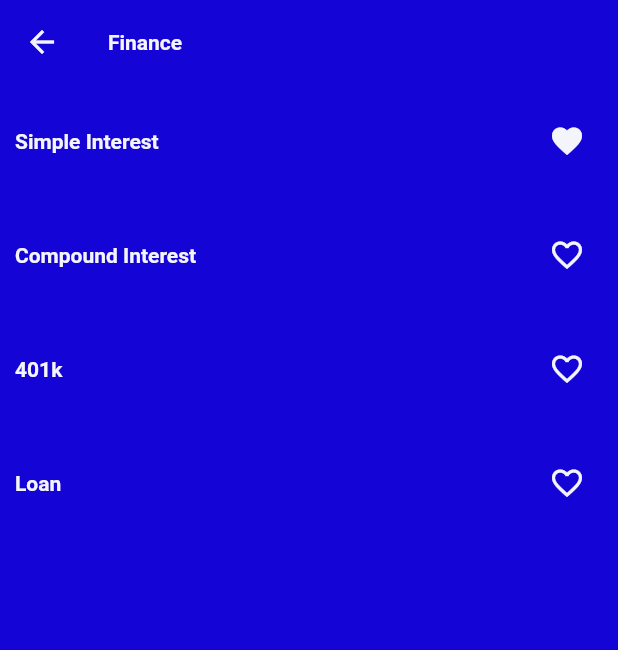
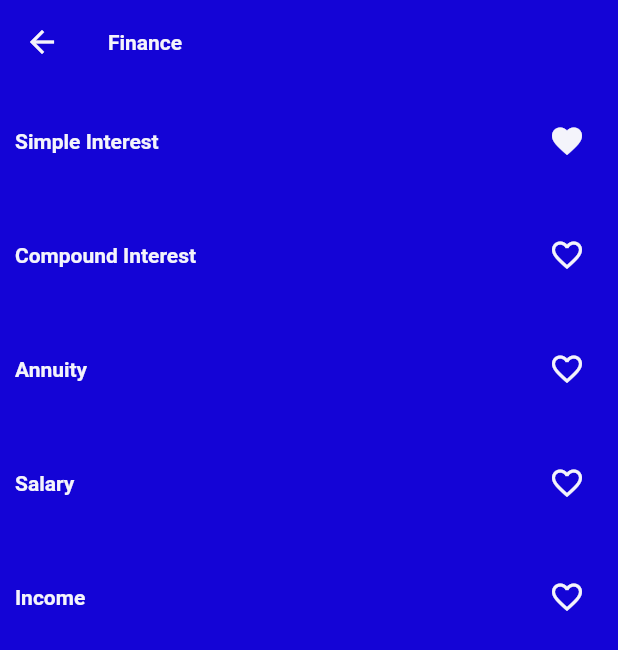
Before and after one commit to williamnkosi/swiss_army_calculator, a Flutter app: the FinanceListPage screen opened by its route, after a tap on the "favorite outline" icon, on a phone screen of 412 x 824 dp. Shown: the top 650 px of the screen. Run offline on Flutter 3.47's test engine with Material 3 defaults, Android fonts, the phone set to English and light mode, and no system bars; our stand-ins replace bloc, equatable, fl_chart, flutter_bloc, flutter_form_builder, form_builder_validators and 2 more.

Commit message:
Refactored code

```diff
--- a/assets/calculators.json
+++ b/assets/calculators.json
@@ -4,7 +4,7 @@
         "calculators": [
             {
                 "name": "Simple Interest",
-                "shortDesription": "Simple Interest is the interest calculated on the initial principal only.",
+                "shortDesription": "Simple interest is a method of calculating the interest on a loan or investment. It is called 'simple' because it is calculated only on the initial principal amount, without taking into account the accumulated interest from previous periods.",
                 "fullDescription": "Simple Interest is the interest calculated on the initial principal only. It is the percentage of the principal amount that is paid as an interest for the specified period by the borrower to the lender. Simple interest is generally applied over a time period other than a year, e.g., a month. Simple interest is calculated by multiplying the interest rate by the principal by the number of periods. Where, Interest = Principal * Rate of Interest * Time Period"
             },
             {
--- a/lib/app.dart
+++ b/lib/app.dart
@@ -57,7 +57,7 @@ class MyApp extends StatelessWidget {
                       builder: (context) => const FavoritesPage());
                 case '/finance':
                   return MaterialPageRoute(
-                      builder: (context) => const FinanceListPage());
+                      builder: (context) => FinanceListPage());
 
                 default:
                   // Handle unknown routes or provide a default page
--- a/lib/app_state/app_bloc/app_bloc.dart
+++ b/lib/app_state/app_bloc/app_bloc.dart
@@ -2,11 +2,8 @@ import 'package:bloc/bloc.dart';
 import 'package:flutter/material.dart';
 import 'package:freezed_annotation/freezed_annotation.dart';
 import 'package:swiss_army_calculator/services/theme_service/theme_service.dart';
-
-import '../../services/calculator_service.dart';
 import '../../services/locator_service.dart';
 import '../../services/theme_service/app_themes.dart';
-
 part 'app_event.dart';
 part 'app_state.dart';
 part 'app_bloc.freezed.dart';
@@ -19,7 +16,6 @@ class AppBloc extends Bloc<AppEvent, AppState> {
   }
 
   _onAppStart(AppStart event, emit) {
-    final myServiceInstance = getIt<CalculatorFactoryService>();
     emit(state.copyWith(theme: themeService.theme));
   }
 
--- a/lib/app_state/favorites_bloc/favorites_bloc.dart
+++ b/lib/app_state/favorites_bloc/favorites_bloc.dart
@@ -1,7 +1,6 @@
 import 'package:bloc/bloc.dart';
 import 'package:freezed_annotation/freezed_annotation.dart';
-
-import '../../models/calculator_types.dart';
+import 'package:swiss_army_calculator/models/calculators.dart';
 part 'favorites_event.dart';
 part 'favorites_bloc.freezed.dart';
 part 'favorites_state.dart';
@@ -15,7 +14,7 @@ class FavoritesBloc extends Bloc<FavoritesEvent, FavoritesState> {
   _onGetFavorites(GetFavorites event, emit) {}
   _onToggleFavorite(ToggleFavorite event, emit) {
     try {
-      List<FinanceCalculators> newList = List.from(state.favorites);
+      List<Calculator> newList = List.from(state.favorites);
       if (newList.contains(event.calculator)) {
         newList.remove(event.calculator);
       } else {
--- a/lib/app_state/favorites_bloc/favorites_event.dart
+++ b/lib/app_state/favorites_bloc/favorites_event.dart
@@ -5,5 +5,5 @@ class FavoritesEvent with _$FavoritesEvent {
   const factory FavoritesEvent.started() = _Started;
   const factory FavoritesEvent.getFavorites() = GetFavorites;
   const factory FavoritesEvent.toggleFavorite(
-      {required FinanceCalculators calculator}) = ToggleFavorite;
+      {required Calculator calculator}) = ToggleFavorite;
 }
--- a/lib/app_state/favorites_bloc/favorites_state.dart
+++ b/lib/app_state/favorites_bloc/favorites_state.dart
@@ -3,6 +3,6 @@ part of 'favorites_bloc.dart';
 @freezed
 class FavoritesState with _$FavoritesState {
   const factory FavoritesState({
-    @Default([]) List<FinanceCalculators> favorites,
+    @Default([]) List<Calculator> favorites,
   }) = _FavoritesState;
 }
--- a/lib/info/finance_info.dart
+++ /dev/null
@@ -1,12 +0,0 @@
-import '../models/calculator_types.dart';
-
-// class FinanceInfo {
-// final String title;
-//  final String description;
-//   FinanceInfo({required this.title, required this.description});
-// }
-
-Map<FinanceCalculators, String> finanaceData = {
-  FinanceCalculators.simpleInterest:
-      'Simple interest is a method of calculating the interest on a loan or investment. It is called "simple" because it is calculated only on the initial principal amount, without taking into account the accumulated interest from previous periods.',
-};
--- a/lib/models/calculator_types.dart
+++ b/lib/models/calculator_types.dart
@@ -9,12 +9,12 @@ enum CalculatorTypes {
   final String value;
 }
 
-enum FinanceCalculators {
-  simpleInterest('Simple Interest'),
-  compoundInterest('Compound Interest'),
-  calculator401k('401k'),
-  loan('Loan');
+// enum FinanceCalculators {
+//   simpleInterest('Simple Interest'),
+//   compoundInterest('Compound Interest'),
+//   calculator401k('401k'),
+//   loan('Loan');
 
-  const FinanceCalculators(this.value);
-  final String value;
-}
+//   const FinanceCalculators(this.value);
+//   final String value;
+// }
--- a/lib/page/calculator_pages/finance/finace_list_page/finance_list_page.dart
+++ b/lib/page/calculator_pages/finance/finace_list_page/finance_list_page.dart
@@ -1,18 +1,19 @@
 import 'package:flutter/material.dart';
-import 'package:swiss_army_calculator/models/calculator_types.dart';
 import 'package:swiss_army_calculator/widgets/calculator_list_builder.dart';
+import '../../../../services/calculator_service.dart';
+import '../../../../services/locator_service.dart';
 
 class FinanceListPage extends StatelessWidget {
-  const FinanceListPage({super.key});
-
+  FinanceListPage({super.key});
+  final _calculatorService = getIt<CalculatorFactoryService>();
   @override
   Widget build(BuildContext context) {
     return Scaffold(
         appBar: AppBar(
           title: const Text('Finance'),
         ),
-        body: const CalculatorListBuilder(
-          calculators: FinanceCalculators.values,
+        body: CalculatorListBuilder(
+          calculators: _calculatorService.financialCalculators,
         ));
   }
 }
--- a/lib/page/calculator_pages/finance/simple_interest_page/bloc/simple_interest_page_bloc.dart
+++ b/lib/page/calculator_pages/finance/simple_interest_page/bloc/simple_interest_page_bloc.dart
@@ -2,7 +2,6 @@ import 'package:bloc/bloc.dart';
 import 'package:flutter/material.dart';
 import 'package:flutter_form_builder/flutter_form_builder.dart';
 import 'package:swiss_army_calculator/services/pie_chart_service.dart';
-
 import '../../../../../utils/finance_formulas.dart';
 import '../simple_interes_text_field_names.dart';
 import 'simple_interest_page_event.dart';
@@ -12,10 +11,15 @@ class SimpleInterestPageBloc
     extends Bloc<SimpleInterestPageEvent, SimpleInterestPageState> {
   SimpleInterestPageBloc()
       : super(SimpleInterestPageState(formKey: GlobalKey<FormBuilderState>())) {
+    on<BlocCreatedEvent>(_onBlocCreatedEvent);
     on<CheckFormStateEvent>(_onCheckFormStateEvent);
     on<CalculateResultEvent>(_onCalculateResult);
     on<ChangeRatePeriodEvent>(_onChangeRatePeriodEvent);
     on<ChangeTimePeriodEvent>(_onChangeTimePeriodEvent);
+  }
+
+  _onBlocCreatedEvent(BlocCreatedEvent event, emit) {
+    emit(state.copyWith(calculatorData: event.calculator));
   }
 
   _onCheckFormStateEvent(CheckFormStateEvent event, emit) {
--- a/lib/page/calculator_pages/finance/simple_interest_page/bloc/simple_interest_page_event.dart
+++ b/lib/page/calculator_pages/finance/simple_interest_page/bloc/simple_interest_page_event.dart
@@ -1,10 +1,13 @@
 import 'package:freezed_annotation/freezed_annotation.dart';
+import 'package:swiss_army_calculator/models/calculators.dart';
 
 import '../../../../../models/time_types.dart';
 part 'simple_interest_page_event.freezed.dart';
 
 @freezed
 abstract class SimpleInterestPageEvent with _$SimpleInterestPageEvent {
+  const factory SimpleInterestPageEvent.blocCreatedEvent(
+      FinancialCalculator calculator) = BlocCreatedEvent;
   const factory SimpleInterestPageEvent.checkFormStateEvent() =
       CheckFormStateEvent;
   const factory SimpleInterestPageEvent.calculateResultEvent() =
--- a/lib/page/calculator_pages/finance/simple_interest_page/bloc/simple_interest_page_state.dart
+++ b/lib/page/calculator_pages/finance/simple_interest_page/bloc/simple_interest_page_state.dart
@@ -2,6 +2,7 @@ import 'package:fl_chart/fl_chart.dart';
 import 'package:flutter/material.dart';
 import 'package:flutter_form_builder/flutter_form_builder.dart';
 import 'package:freezed_annotation/freezed_annotation.dart';
+import 'package:swiss_army_calculator/models/calculators.dart';
 import 'package:swiss_army_calculator/models/time_types.dart';
 part 'simple_interest_page_state.freezed.dart';
 
@@ -9,6 +10,7 @@ part 'simple_interest_page_state.freezed.dart';
 class SimpleInterestPageState with _$SimpleInterestPageState {
   const factory SimpleInterestPageState({
     required GlobalKey<FormBuilderState> formKey,
+    FinancialCalculator? calculatorData,
     @Default([]) List<PieChartSectionData> sections,
     @Default([]) List<List<double>> barChartData,
     @Default(RatePeriodTypes.years) RatePeriodTypes ratePeriodType,
--- a/lib/services/calculator_service.dart
+++ b/lib/services/calculator_service.dart
@@ -10,6 +10,10 @@ class CalculatorFactoryService {
   List<HealthCalculator> healthCalculators = [];
   CalculatorFactoryService() {
     jsonToMap();
+  }
+
+  List<Calculator> get getCalculators {
+    return calculators = [...financialCalculators, ...healthCalculators];
   }
 
   jsonToMap() async {
--- a/lib/widgets/calculator_list_builder.dart
+++ b/lib/widgets/calculator_list_builder.dart
@@ -1,23 +1,26 @@
 import 'package:flutter/material.dart';
 import 'package:flutter_bloc/flutter_bloc.dart';
-import 'package:swiss_army_calculator/models/calculator_types.dart';
 import 'package:swiss_army_calculator/page/calculator_pages/calculator_wrapper.dart';
-
 import '../app_state/favorites_bloc/favorites_bloc.dart';
+import '../models/calculators.dart';
 import '../page/calculator_pages/finance/simple_interest_page/bloc/simple_interest_page_bloc.dart';
+import '../page/calculator_pages/finance/simple_interest_page/bloc/simple_interest_page_event.dart';
 import '../page/calculator_pages/finance/simple_interest_page/simple_interest_page.dart';
 
 class CalculatorListBuilder extends StatelessWidget {
-  final List<dynamic> calculators;
+  final List<Calculator> calculators;
   const CalculatorListBuilder({Key? key, required this.calculators})
       : super(key: key);
 
-  Widget _onGeneratePage(FinanceCalculators value) {
-    if (value == FinanceCalculators.simpleInterest) {
-      return BlocProvider(
-        create: (context) => SimpleInterestPageBloc(),
-        child: SimpleInterest(),
-      );
+  Widget _onGeneratePage(Calculator value) {
+    if (value is FinancialCalculator) {
+      if (value.name == 'Simple Interest') {
+        return BlocProvider(
+          create: (context) =>
+              SimpleInterestPageBloc()..add(BlocCreatedEvent(value)),
+          child: SimpleInterest(),
+        );
+      }
     }
     return SimpleInterest();
   }
@@ -27,11 +30,10 @@ class CalculatorListBuilder extends StatelessWidget {
     return ListView.builder(
       itemCount: calculators.length,
       itemBuilder: (context, index) {
-        String title = calculators[index].value.toString();
+        String title = calculators[index].name;
         return BlocBuilder<FavoritesBloc, FavoritesState>(
           builder: (context, state) {
-            bool isFavorited =
-                state.favorites.contains(FinanceCalculators.values[index]);
+            bool isFavorited = state.favorites.contains(calculators[index]);
             return ListTile(
               trailing: IconButton(
                 icon: isFavorited
```
Also changed, not shown: lib/page/calculator_pages/finance/simple_interest_page/simple_interest_page.dart (+10 -7 lines), lib/app_state/favorites_bloc/favorites_bloc.freezed.dart, lib/page/calculator_pages/finance/simple_interest_page/bloc/simple_interest_page_event.freezed.dart, lib/page/calculator_pages/finance/simple_interest_page/bloc/simple_interest_page_state.freezed.dart.
